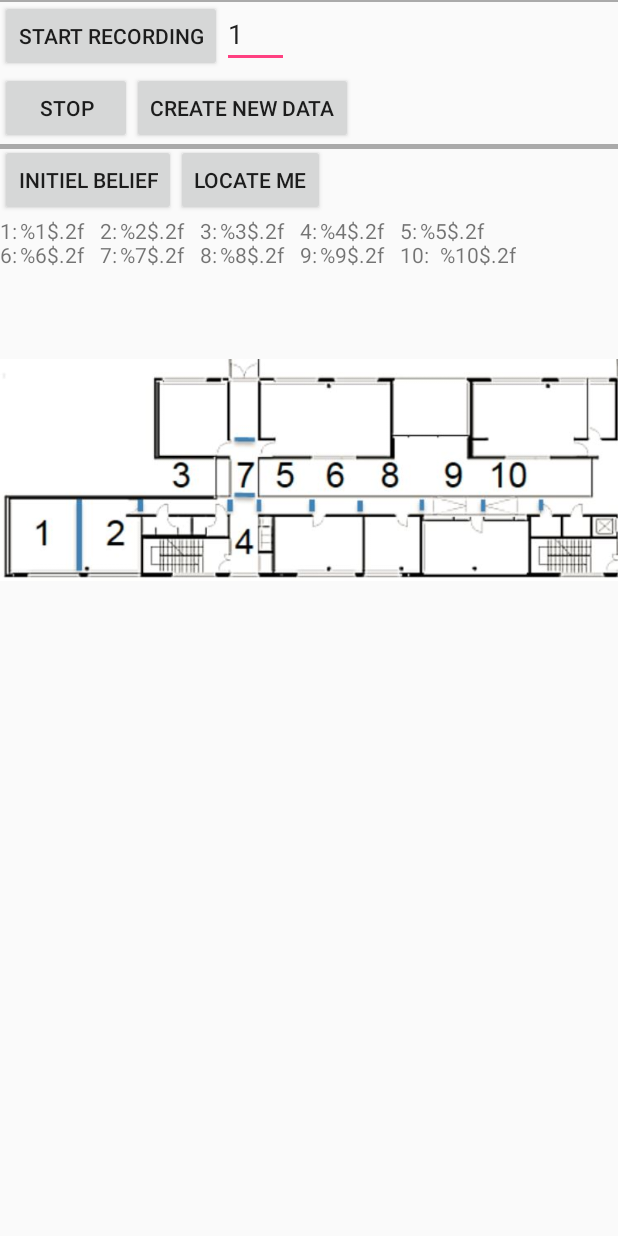
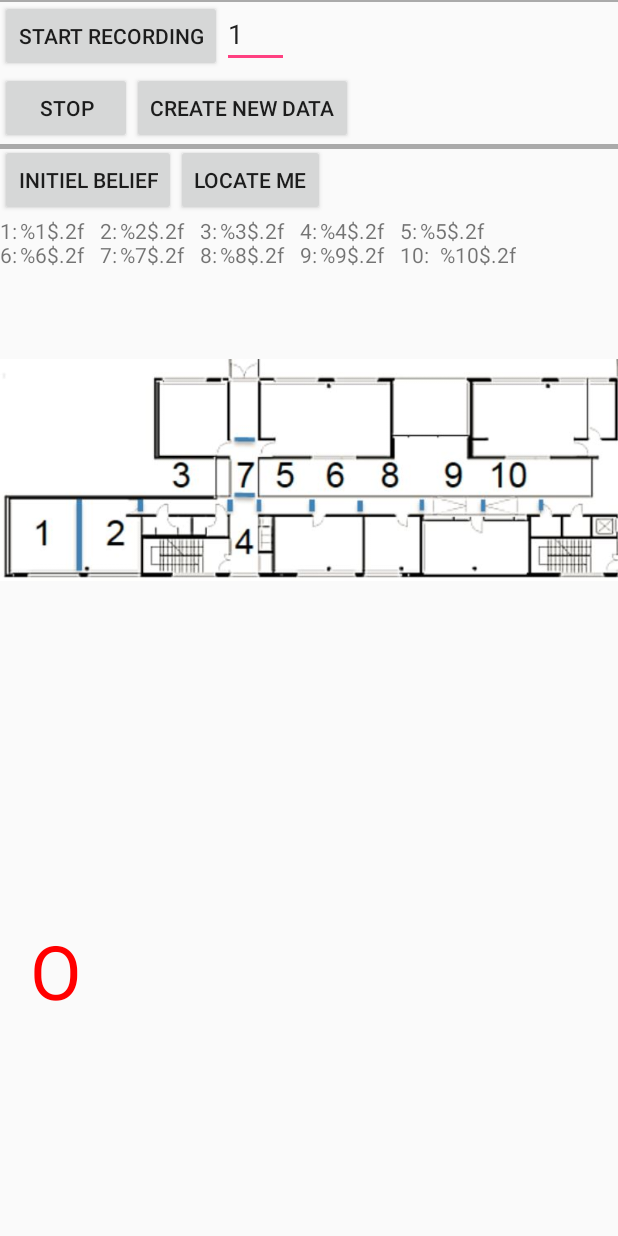
Before and after one commit to PirkeDom/MobileComputingLab, an Android app: the screen it shows after launch (MainActivity), on a phone screen of 412 x 824 dp. Run offline under Robolectric (Android 15) with nearby library versions, the phone set to English and light mode, and no system bars.

Commit message:
add marker, add automatic wifi scan (1000times)

```diff
--- a/Task2_Localization/app/src/main/res/layout/activity_main.xml
+++ b/Task2_Localization/app/src/main/res/layout/activity_main.xml
@@ -79,4 +79,20 @@
         app:layout_constraintLeft_toLeftOf="parent"
         app:layout_constraintTop_toBottomOf="@+id/label_cellProbability"/>
 
+
+    <AbsoluteLayout xmlns:android="http://schemas.android.com/apk/res/android"
+        android:layout_width="fill_parent"
+        android:layout_height="fill_parent">
+
+        <TextView
+            android:id="@+id/label_marker"
+            android:layout_x="0px"
+            android:layout_y="0px"
+            android:text="@string/label_marker"
+            android:textSize="50dp"
+            android:textColor="#ff0000"
+            android:layout_width="wrap_content"
+            android:layout_height="wrap_content" />
+    </AbsoluteLayout>
+
 </android.support.constraint.ConstraintLayout>
--- a/Task2_Localization/app/src/main/res/values/strings.xml
+++ b/Task2_Localization/app/src/main/res/values/strings.xml
@@ -3,6 +3,7 @@
     <string name="label_cellProbability">1:\t%1$.2f\t2:\t%2$.2f\t3:\t%3$.2f\t4:\t%4$.2f\t5:\t%5$.2f \n6:\t%6$.2f\t7:\t%7$.2f\t8:\t%8$.2f\t9:\t%9$.2f\t10:\t%10$.2f</string>
     <string name="button_createFile1">Create new data</string>
     <string name="button_createFile2">Write data to file</string>
+    <string name="label_marker">O</string>
 
 
 </resources>
```
Also changed, not shown: Task2_Localization/app/src/main/java/com/mobilecomputing/dominic/task2_localization/MainActivity.java (+123 -4 lines).
